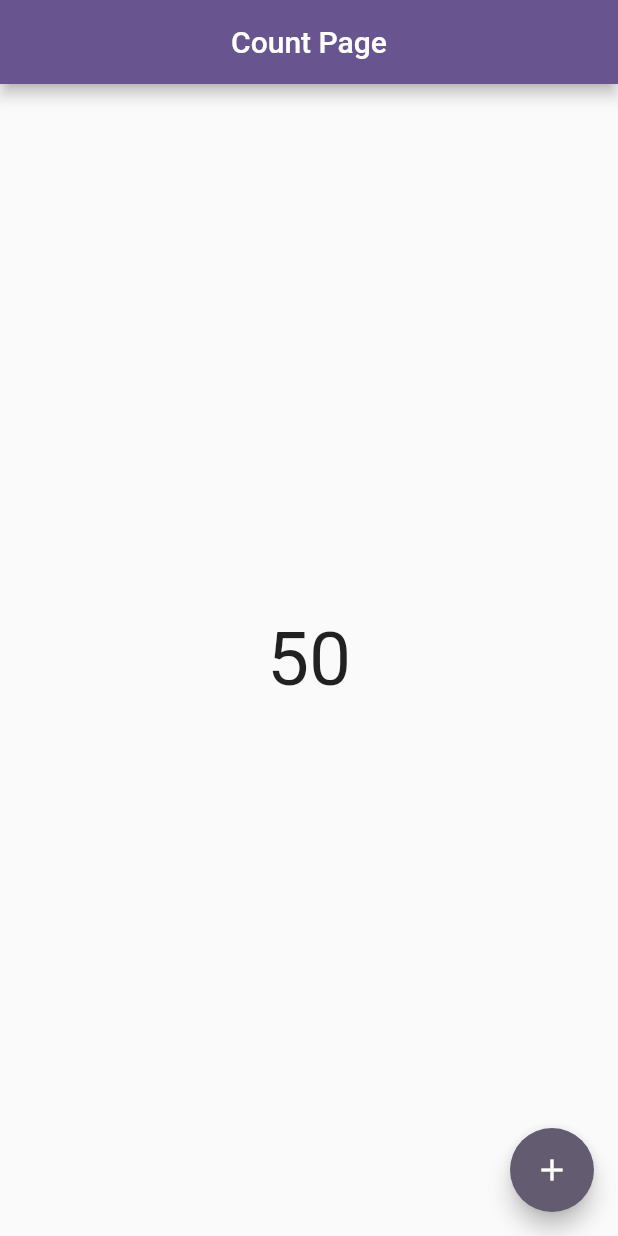
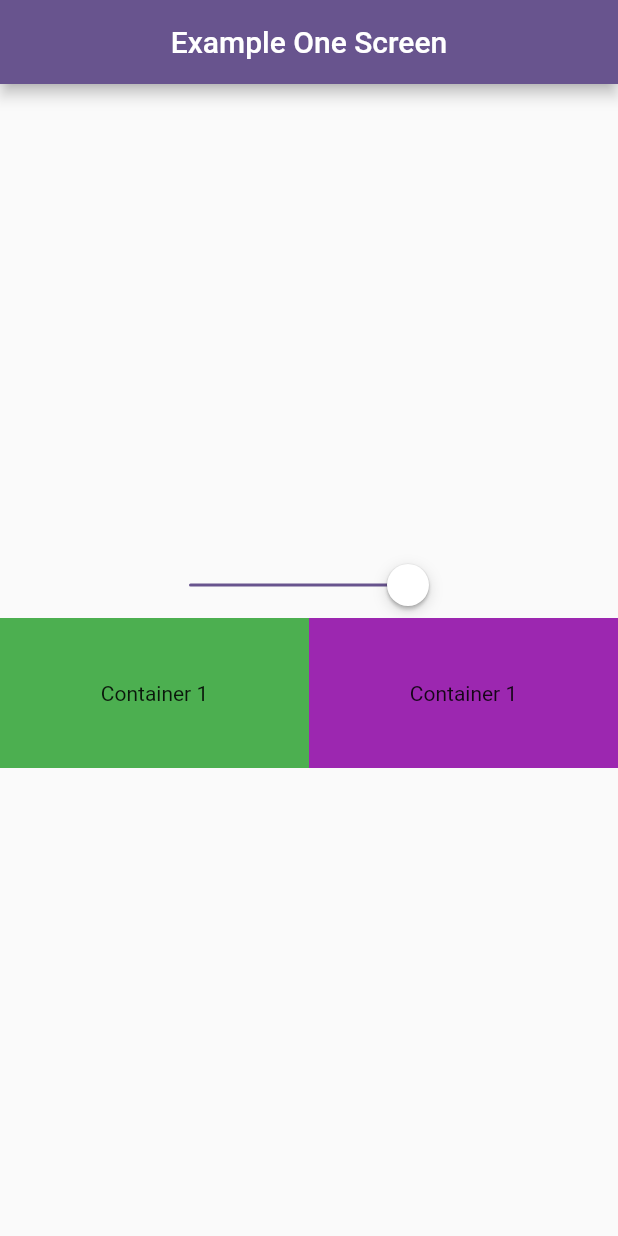
Before and after one commit to AjmianurRahman/Flutter-Provider-Demo, a Flutter app: the screen it shows after launch, on a phone screen of 412 x 824 dp. Run offline on Flutter 3.47's test engine with Material 3 defaults, Android fonts, the phone set to English and light mode, and no system bars.

Commit message:
Initial Commit

```diff
--- a/lib/main.dart
+++ b/lib/main.dart
@@ -1,6 +1,8 @@
 import 'package:flutter/material.dart';
 import 'package:flutter_provider_demo/providers/count_provider.dart';
+import 'package:flutter_provider_demo/providers/example_one_provider.dart';
 import 'package:flutter_provider_demo/screens/count_exscreen.dart';
+import 'package:flutter_provider_demo/screens/example_one.dart';
 import 'package:provider/provider.dart';
 
 void main() {
@@ -13,15 +15,20 @@
   // This widget is the root of your application.
   @override
   Widget build(BuildContext context) {
-    return ChangeNotifierProvider(create: (_)=>CountProvider(),
-    child:MaterialApp(
-      title: 'Flutter Demo',
-      theme: ThemeData(
-        colorScheme: ColorScheme.fromSeed(seedColor: Colors.deepPurple),
-        useMaterial3: false,
+    return MultiProvider(
+      providers: [
+        ChangeNotifierProvider(create: (_) => CountProvider()),
+        ChangeNotifierProvider(create: (_) => ExampleOneProvider())
+      ],
+      child: MaterialApp(
+        title: 'Flutter Demo',
+        theme: ThemeData(
+          colorScheme: ColorScheme.fromSeed(seedColor: Colors.deepPurple),
+          useMaterial3: false,
+        ),
+        home: const ExampleOne(),
       ),
-      home: const CountExscreen(),
-    ) ,);
+    );
     /*return MaterialApp(
       title: 'Flutter Demo',
       theme: ThemeData(
--- /dev/null
+++ b/lib/providers/example_one_provider.dart
@@ -0,0 +1,13 @@
+import 'package:flutter/material.dart';
+
+class ExampleOneProvider with ChangeNotifier{
+  double _value = 1.0;
+
+  double get value => _value;
+
+  void setValue(double val){
+    _value = val;
+    notifyListeners();
+  }
+
+}
--- /dev/null
+++ b/lib/screens/example_one.dart
@@ -0,0 +1,67 @@
+import 'package:flutter/cupertino.dart';
+import 'package:flutter/material.dart';
+import 'package:flutter_provider_demo/providers/example_one_provider.dart';
+import 'package:provider/provider.dart';
+
+class ExampleOne extends StatefulWidget {
+  const ExampleOne({super.key});
+
+  @override
+  State<ExampleOne> createState() => _ExampleOneState();
+}
+
+class _ExampleOneState extends State<ExampleOne> {
+  double value = 1.0;
+
+  @override
+  Widget build(BuildContext context) {
+    // final provider = Provider.of<ExampleOneProvider>(context, listen: false);
+
+    return Scaffold(
+      appBar: AppBar(
+        title: Text('Example One Screen'),
+        centerTitle: true,
+      ),
+      body: Column(
+        mainAxisAlignment: MainAxisAlignment.center,
+        children: [
+          Consumer<ExampleOneProvider>(builder: (context, value, child) {
+            return CupertinoSlider(
+                min: 0,
+                max: 1,
+                value: value.value,
+                onChanged: (val) {
+                  value.setValue(val);
+                });
+          }),
+          Consumer<ExampleOneProvider>(builder: (context, value, child) {
+            return Row(
+              children: [
+                Expanded(
+                  child: Container(
+                    height: 100,
+                    decoration: BoxDecoration(
+                        color: Colors.green.withOpacity(value.value)),
+                    child: const Center(
+                      child: Text('Container 1'),
+                    ),
+                  ),
+                ),
+                Expanded(
+                  child: Container(
+                    height: 100,
+                    decoration: BoxDecoration(
+                        color: Colors.purple.withOpacity(value.value)),
+                    child: const Center(
+                      child: Text('Container 1'),
+                    ),
+                  ),
+                )
+              ],
+            );
+          })
+        ],
+      ),
+    );
+  }
+}
```
